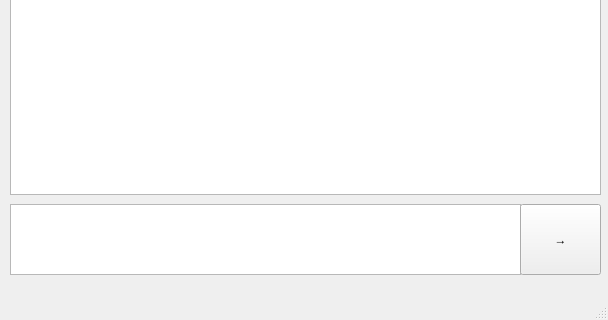
whatisloveVLAD/QTChat, file mainwindow.ui: the form before one commit; both pictures show x 0 to 608 and y 456 to 776 of the 608 by 776 pixel window.
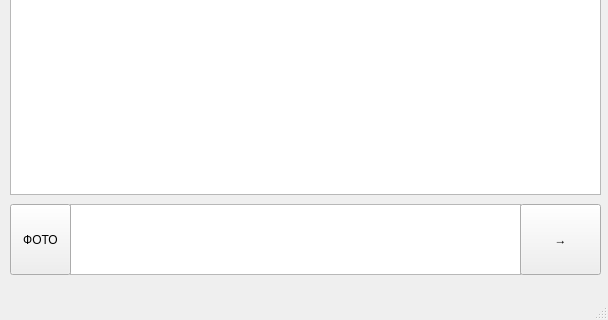
The form after the commit.

Commit message: Добавлена возможность отправки фото

```diff
--- a/mainwindow.ui
+++ b/mainwindow.ui
@@ -27,9 +27,9 @@
    <widget class="QTextEdit" name="messageInput">
     <property name="geometry">
      <rect>
-      <x>10</x>
+      <x>70</x>
       <y>660</y>
-      <width>511</width>
+      <width>451</width>
       <height>71</height>
      </rect>
     </property>
@@ -86,6 +86,29 @@
      <string>Connect</string>
     </property>
    </widget>
+   <widget class="QPushButton" name="pushButton">
+    <property name="geometry">
+     <rect>
+      <x>10</x>
+      <y>660</y>
+      <width>61</width>
+      <height>71</height>
+     </rect>
+    </property>
+    <property name="text">
+     <string>ФОТО</string>
+    </property>
+   </widget>
+   <widget class="QListWidget" name="chatDisplay">
+    <property name="geometry">
+     <rect>
+      <x>10</x>
+      <y>80</y>
+      <width>591</width>
+      <height>571</height>
+     </rect>
+    </property>
+   </widget>
   </widget>
   <widget class="QMenuBar" name="menubar">
    <property name="geometry">
```
Left out of the diff: 10 changed lines with no effect on the pictures. The commit also changes 73 other files.
